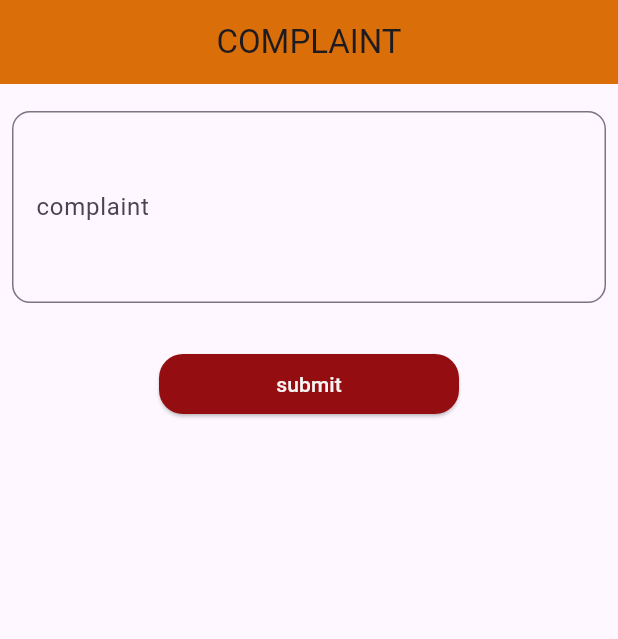
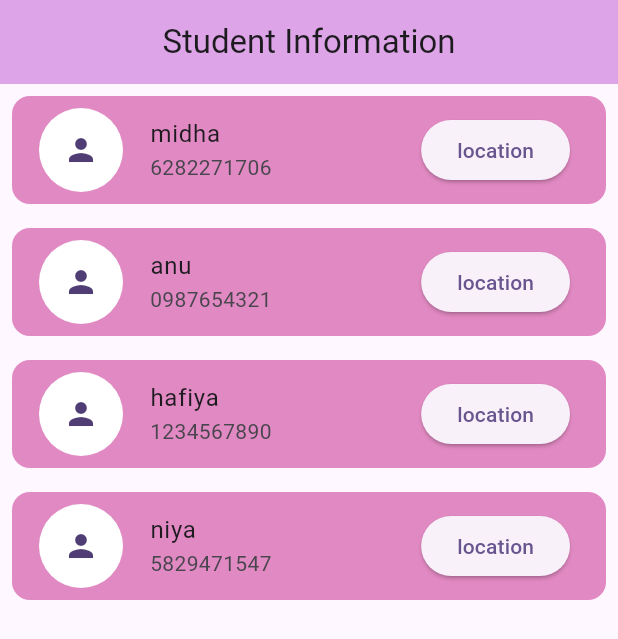
Before and after one commit to SHEcurity4/SHEcurityApp, a Flutter app: the screen it shows after launch, on a phone screen of 412 x 824 dp. Shown: the top 639 px of the screen. Run offline on Flutter 3.47's test engine with Material 3 defaults, Android fonts, the phone set to English and light mode, and no system bars.

Commit message:
first commit

```diff
--- a/lib/main.dart
+++ b/lib/main.dart
@@ -1,9 +1,13 @@
 import 'package:flutter/material.dart';
+import 'package:shecurity/appointment.dart';
 import 'package:shecurity/complaint.dart';
 import 'package:shecurity/emergencycontact.dart';
 import 'package:shecurity/feedback.dart';
+import 'package:shecurity/history.dart';
 import 'package:shecurity/login.dart';
 import 'package:shecurity/register.dart';
+import 'package:shecurity/viewalertsemcnts.dart';
+import 'package:shecurity/viewalertsteacher.dart';
 
 void main() {
   runApp(const MyApp());
@@ -36,7 +40,7 @@ class MyApp extends StatelessWidget {
         // tested with just a hot reload.
         colorScheme: ColorScheme.fromSeed(seedColor: Colors.deepPurple),
       ),
-      home: Complaints()
+       home:Viewalertsemcnts()
     );
   }
 }
--- /dev/null
+++ b/lib/viewalertsemcnts.dart
@@ -0,0 +1,39 @@
+import 'package:flutter/material.dart';
+
+class Viewalertsemcnts extends StatelessWidget {
+ Viewalertsemcnts({super.key});
+  List<Map<String,dynamic>> studentinfo=[
+    {'name':'midha','contact no.':'6282271706'},
+    {'name':'anu','contact no.':'0987654321'},
+    {'name':'hafiya','contact no.':'1234567890'},
+    {'name':'niya','contact no.':'5829471547'},
+    ];
+
+
+
+  @override
+  Widget build(BuildContext context) {
+    return Scaffold(
+      appBar:AppBar(title: Text('Student Information'),
+      centerTitle: true,
+        backgroundColor: const Color.fromARGB(255, 221, 165, 231),),body: ListView.builder(
+          itemCount: 4,
+          itemBuilder: (context, index)
+          {
+          return Padding(
+            padding: const EdgeInsets.all(8.0),
+            child: ListTile(
+              shape: RoundedRectangleBorder(borderRadius: BorderRadiusGeometry.circular(12)),
+              tileColor: const Color.fromARGB(255, 225, 137, 194),
+              leading: CircleAvatar(radius: 30,child: Icon(Icons.person),backgroundColor: Colors.white,),
+              title: Text(studentinfo[index]['name']),
+              subtitle: Column(crossAxisAlignment: CrossAxisAlignment.start,children: [
+
+                  Text(studentinfo[index]['contact no.']),]
+              ),
+              trailing: ElevatedButton(onPressed: (){}, child: Text('location'))
+            ));})
+
+    );
+  }
+}
```
Also changed, not shown: lib/appointment.dart (added, +44 -0 lines), lib/history.dart (added, +42 -0 lines), lib/viewalertsteacher.dart (added, +37 -0 lines).
